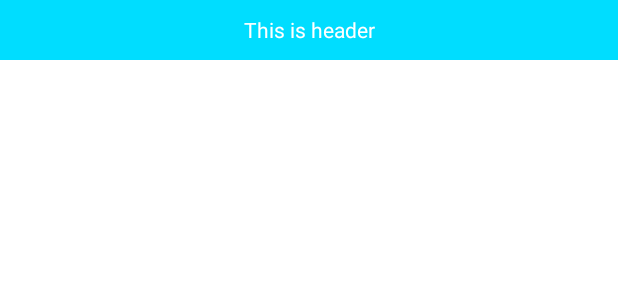
After one commit to wifeisblind/CustomAdapter, an Android app: the layout layout_headeer.xml on its own in the app's theme, with its tools: preview values and no code run, on a phone screen of 412 x 824 dp. The commit adds this screen. Shown: the top 300 px of the screen. Run offline under Robolectric (Android 15) with nearby library versions, the phone set to English and light mode, and no system bars.

Commit message:
fix header

```diff
--- a/app/src/main/java/com/example/democustomadapter/MainActivity.kt
+++ b/app/src/main/java/com/example/democustomadapter/MainActivity.kt
@@ -16,6 +16,7 @@ import com.bumptech.glide.Glide
 import com.example.democustomadapter.customviewadapter.EasyAdapter
 import com.example.democustomadapter.customviewadapter.EasyAdapter.CustomItemView
 import com.example.democustomadapter.customviewadapter.insertFooter
+import com.example.democustomadapter.customviewadapter.insertHeader
 import kotlinx.android.synthetic.main.activity_main.*
 import kotlinx.android.synthetic.main.layout_footer.view.*
 import kotlinx.android.synthetic.main.layout_horizontal_item.view.*
@@ -47,7 +48,7 @@ class MainActivity : AppCompatActivity(), DemoAdapter.DemoHolderClickListener {
             }
         })
 
-        demoAdapter.insertCustomView(HorizontalRecyclerViewHolder(horizontalAdapter))
+        demoAdapter.insertHeader(R.layout.layout_headeer)
 
         viewModel.getHasMore().observe(this) { hasMore ->
             demoAdapter.insertFooter(R.layout.layout_footer) {
--- a/app/src/main/java/com/example/democustomadapter/MainViewModel.kt
+++ b/app/src/main/java/com/example/democustomadapter/MainViewModel.kt
@@ -23,7 +23,7 @@ class MainViewModel : ViewModel() {
 
     init {
         itemList.value = List(15) { index -> ItemData.create(index) }
-        horizontalList.value = List(10) {index -> HorizontalData.create(index) }
+//        horizontalList.value = List(10) {index -> HorizontalData.create(index) }
     }
 
 
@@ -35,9 +35,9 @@ class MainViewModel : ViewModel() {
 
     fun loadMore() = viewModelScope.launch {
         if (hasMore.value == true) {
-            hasMore.value = false
             delay(1_000)
             itemList.value = List(20) { index -> ItemData.create(index) }
+            hasMore.value = false
         }
     }
 
--- a/app/src/main/java/com/example/democustomadapter/customviewadapter/EasyAdapter.kt
+++ b/app/src/main/java/com/example/democustomadapter/customviewadapter/EasyAdapter.kt
@@ -1,5 +1,6 @@
 package com.example.democustomadapter.customviewadapter
 
+import android.util.Log
 import android.view.LayoutInflater
 import android.view.View
 import android.view.ViewGroup
@@ -13,6 +14,7 @@ class EasyAdapter<T, VH : EasyViewHolder>(
 ) : ListAdapter<Any, RecyclerView.ViewHolder>(delegate.diffCallback), OnSubmitListListener {
 
     override fun commitList(list: MutableList<Any>) {
+        Log.d("EasyAdapter", list.toString())
         submitList(list)
     }
 
--- a/app/src/main/java/com/example/democustomadapter/customviewadapter/EasyAdapterHelper.kt
+++ b/app/src/main/java/com/example/democustomadapter/customviewadapter/EasyAdapterHelper.kt
@@ -30,10 +30,10 @@ class EasyAdapterHelper<T>(
     }
 
     fun insertCustomItem(customItem: CustomItem) {
-        val existedItem = customItems.find { it.getInsertPosition(itemCount) == customItem.getInsertPosition(itemCount) }
+        val existedItem = customItems.find { it.getInsertPosition(itemCount + 1) == customItem.getInsertPosition(itemCount + 1) }
         if (existedItem == null) {
             customItems.add(customItem)
-            currentList.add(customItem)
+            currentList.add(customItem.getInsertPosition(itemCount + 1), customItem)
         } else {
             val index = customItems.indexOf(existedItem)
             customItems[index] = customItem
--- /dev/null
+++ b/app/src/main/res/layout/layout_headeer.xml
@@ -0,0 +1,9 @@
+<?xml version="1.0" encoding="utf-8"?>
+<TextView xmlns:android="http://schemas.android.com/apk/res/android"
+    android:orientation="vertical"
+    android:layout_width="match_parent"
+    android:layout_height="40dp"
+    android:text="This is header"
+    android:gravity="center"
+    android:textColor="@color/white"
+    android:background="@android:color/holo_blue_bright"/>
```
Also changed, not shown: 1 other file.
